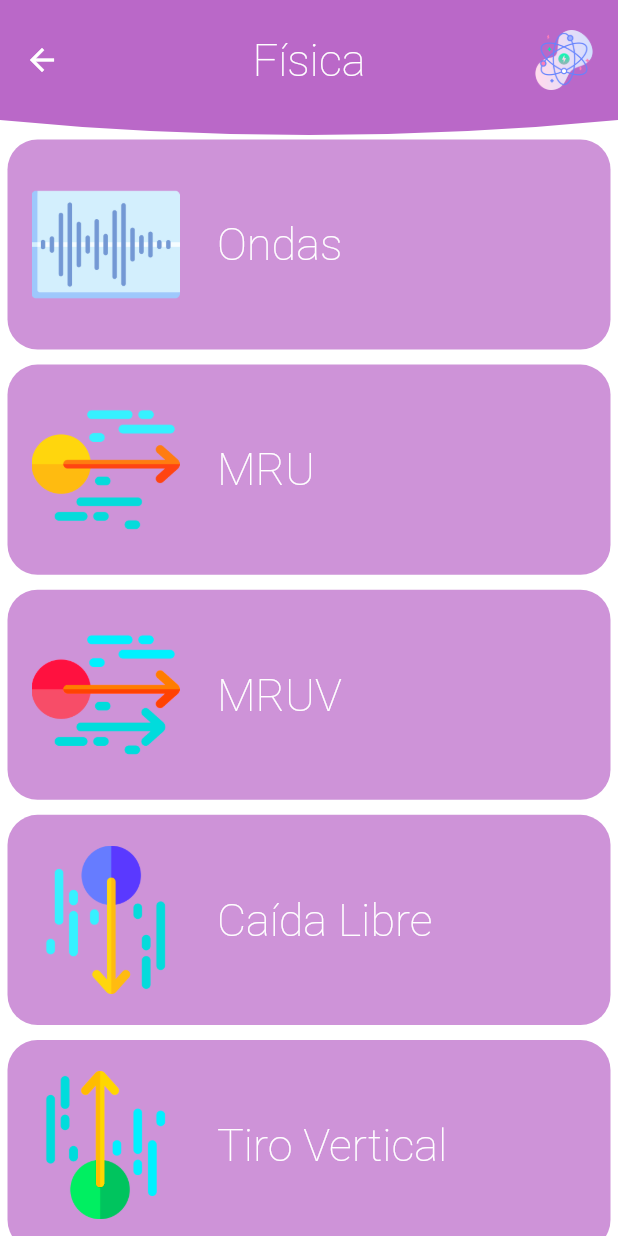
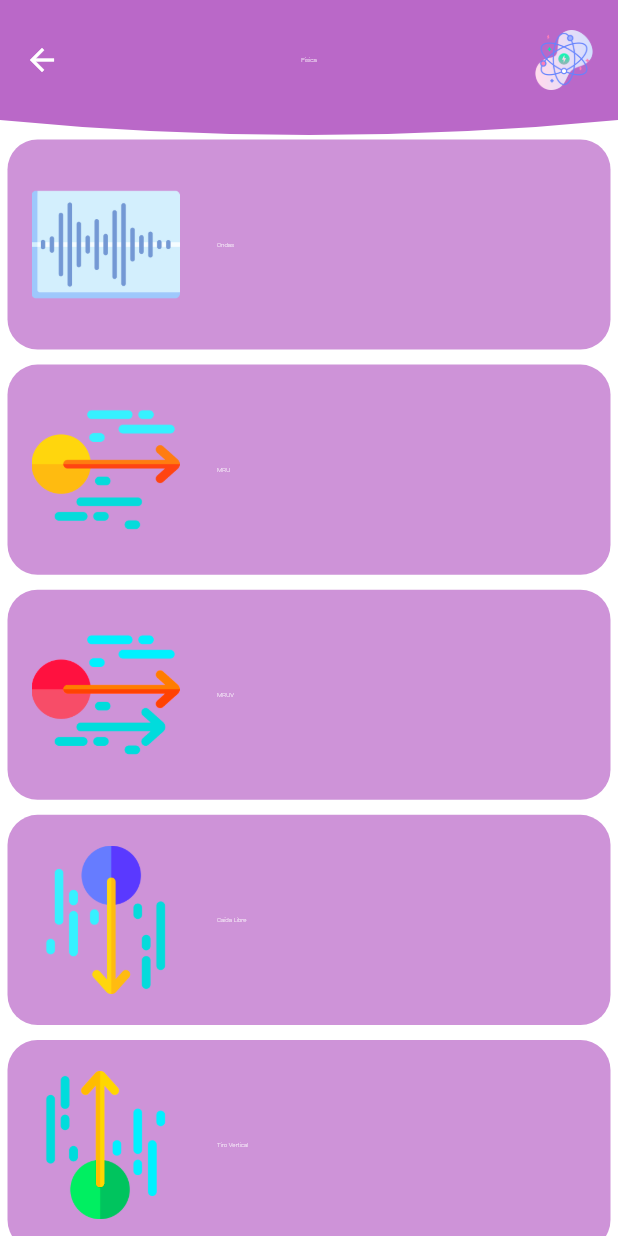
Before and after one commit to JordiDeSanta/PTUFormulas, a Flutter app: the screen it shows after launch, after a tap on "Física", on a phone screen of 412 x 824 dp. Run offline on Flutter 3.47's test engine with Material 2 defaults, Android fonts, the phone set to English and light mode, and no system bars; our stand-ins replace google_mobile_ads; network calls fail.

Commit message:
Texts Refactor

```diff
--- a/lib/src/pages/content_page.dart
+++ b/lib/src/pages/content_page.dart
@@ -19,7 +19,7 @@ class ContentPage extends StatelessWidget {
       child: Scaffold(
         backgroundColor: Colors.white,
         appBar: AppBar(
-          title: Text(content.title, style: styles.course),
+          title: Text(content.title, style: styles.getCourse(context)),
           centerTitle: true,
           backgroundColor: bgColor,
           elevation: 0.0,
--- a/lib/src/pages/course_page.dart
+++ b/lib/src/pages/course_page.dart
@@ -15,7 +15,7 @@ class CoursePage extends StatelessWidget {
       child: Scaffold(
         backgroundColor: Colors.white,
         appBar: AppBar(
-          title: Text(args.title, style: styles.course),
+          title: Text(args.title, style: styles.getCourse(context)),
           centerTitle: true,
           backgroundColor: args.color,
           elevation: 0.0,
--- a/lib/src/pages/formula_page.dart
+++ b/lib/src/pages/formula_page.dart
@@ -44,7 +44,7 @@ class _FormulaPageState extends State<FormulaPage> {
       appBar: AppBar(
         title: Text(
           content.pageName,
-          style: styles.title,
+          style: styles.getTitle(context),
           overflow: TextOverflow.fade,
         ),
         centerTitle: true,
@@ -145,7 +145,7 @@ class _FormulaPageState extends State<FormulaPage> {
               'R: ' +
                   (args.formula(args.params) / args.selectedResultUnit)
                       .toString(),
-              style: styles.result,
+              style: styles.getResult(context),
             ),
             SizedBox(width: 10.0),
             if (args.resultUnit != null)
--- a/lib/src/pages/new_hp.dart
+++ b/lib/src/pages/new_hp.dart
@@ -43,7 +43,7 @@ class _NewHomePageState extends State<NewHomePage> {
       backgroundColor: Colors.white,
       appBar: AppBar(
         elevation: 0.0,
-        title: Text('PTU Fórmulas', style: styles.title),
+        title: Text('PTU Fórmulas', style: styles.getTitle(context)),
         centerTitle: true,
         toolbarHeight: 80.0,
         backgroundColor: Colors.black26,
@@ -828,7 +828,7 @@ class _NewHomePageState extends State<NewHomePage> {
                   <FormulaButtonArguments>[],
                 ],
                 'Incentro': [
-                  AssetImage('assets/img/mathformulas/incentro.png'),
+                  AssetImage('assets/img/mathformulas/inc.png'),
                   null,
                   <FormulaButtonArguments>[],
                 ],
--- a/lib/src/themes/text_theme.dart
+++ b/lib/src/themes/text_theme.dart
@@ -1,18 +1,46 @@
 import 'package:flutter/material.dart';
 
 class TextStyles {
-  final TextStyle title =
-      TextStyle(fontSize: 25.0, fontWeight: FontWeight.w300);
+  double getWidth(BuildContext c) {
+    double width = MediaQuery.of(c).size.width;
 
-  final TextStyle course =
-      TextStyle(fontSize: 30.0, fontWeight: FontWeight.w100);
+    return width;
+  }
 
-  final TextStyle expansionTile =
-      TextStyle(fontSize: 20.0, fontWeight: FontWeight.w200);
+  TextStyle getTitle(BuildContext c) {
+    final TextStyle title =
+        TextStyle(fontSize: getWidth(c) * 0.01, fontWeight: FontWeight.w300);
 
-  final TextStyle triangle =
-      TextStyle(fontSize: 30, color: Colors.white, fontWeight: FontWeight.w200);
+    return title;
+  }
 
-  final TextStyle result =
-      TextStyle(fontSize: 20.0, fontWeight: FontWeight.w300);
+  TextStyle getCourse(BuildContext c) {
+    final TextStyle course =
+        TextStyle(fontSize: getWidth(c) * 0.01, fontWeight: FontWeight.w100);
+
+    return course;
+  }
+
+  TextStyle getET(BuildContext c) {
+    final TextStyle expansionTile =
+        TextStyle(fontSize: getWidth(c) * 0.01, fontWeight: FontWeight.w200);
+
+    return expansionTile;
+  }
+
+  TextStyle getTriangle(BuildContext c) {
+    final TextStyle triangle = TextStyle(
+        fontSize: getWidth(c) * 0.01,
+        color: Colors.white,
+        fontWeight: FontWeight.w200);
+
+    return triangle;
+  }
+
+  TextStyle getResult(BuildContext c) {
+    final TextStyle result =
+        TextStyle(fontSize: getWidth(c) * 0.01, fontWeight: FontWeight.w300);
+
+    return result;
+  }
 }
--- a/lib/src/widgets/content_tile_widget.dart
+++ b/lib/src/widgets/content_tile_widget.dart
@@ -41,7 +41,7 @@ class ContentTileWidget extends StatelessWidget {
                 width: width * 0.6,
                 child: Text(
                   settings.title,
-                  style: styles.course,
+                  style: styles.getCourse(context),
                   overflow: TextOverflow.ellipsis,
                 ),
               )
--- a/lib/src/widgets/course_tile_widget.dart
+++ b/lib/src/widgets/course_tile_widget.dart
@@ -41,7 +41,7 @@ class CourseTileWidget extends StatelessWidget {
                 width: width * 0.6,
                 child: Text(
                   settings.title,
-                  style: styles.course,
+                  style: styles.getCourse(context),
                   overflow: TextOverflow.ellipsis,
                 ),
               )
--- a/lib/src/widgets/formula_tile_widget.dart
+++ b/lib/src/widgets/formula_tile_widget.dart
@@ -36,7 +36,7 @@ class FormulaTileWidget extends StatelessWidget {
           padding: const EdgeInsets.only(left: 5.0, right: 5.0),
           child: ExpansionTile(
             childrenPadding: EdgeInsets.all(5.0),
-            title: Text(title, style: styles.expansionTile),
+            title: Text(title, style: styles.getTitle(context)),
             children: [
               ClipRRect(
                 borderRadius: BorderRadius.circular(20.0),
```
Also changed, not shown: lib/src/widgets/formula_button.dart (+9 -3 lines), lib/src/widgets/params_triangle.dart (+6 -4 lines), assets/img/mathformulas/clas.png (renamed from assets/img/mathformulas/class.png).
